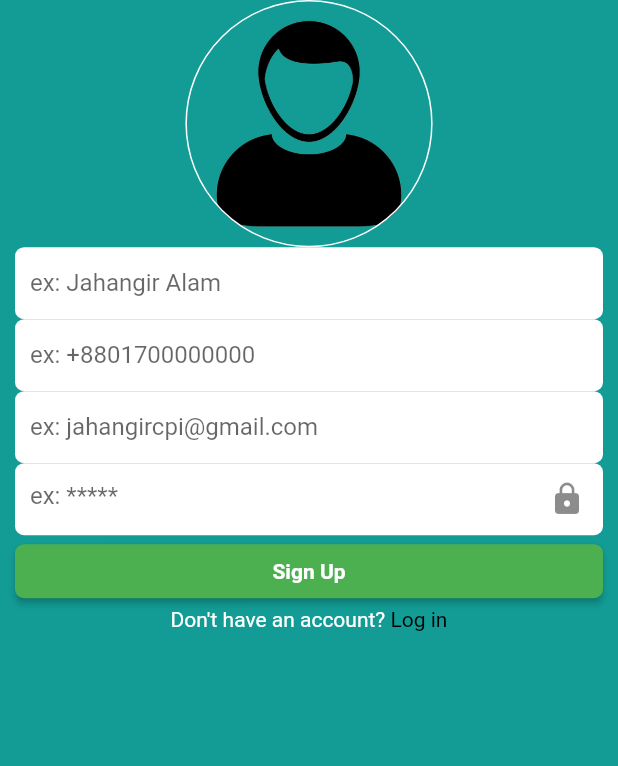
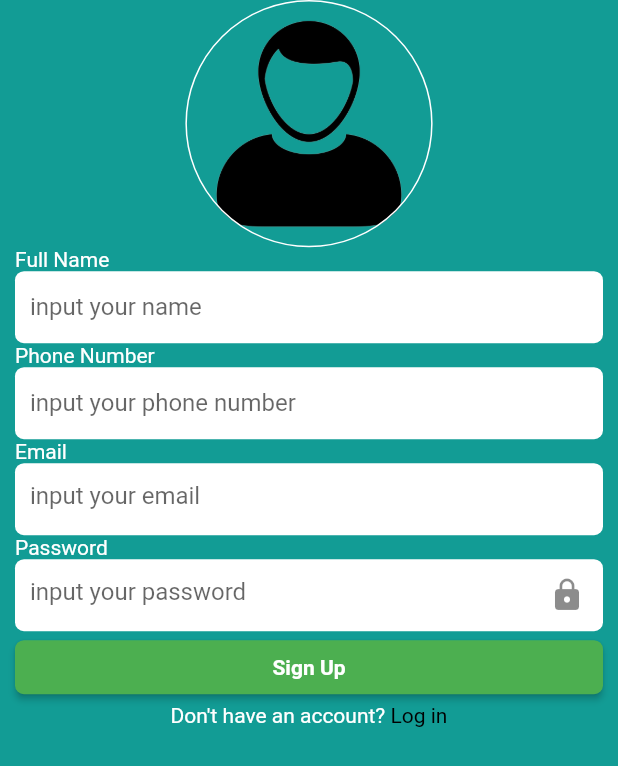
Before and after one commit to jahangircpi/ECommerceTech, a Flutter app: the screen it shows after launch, after a tap on "Sign Up", on a phone screen of 412 x 824 dp. Shown: the top 766 px of the screen. Run offline on Flutter 3.47's test engine with Material 2 defaults, Android fonts, the phone set to English and light mode, and no system bars; our stand-ins replace another_flushbar, cloud_firestore, dio, firebase_auth, firebase_core, firebase_storage and 3 more; missing offline and left inert: ud_design; accounts and stored records are empty.

Commit message:
emial validation added

```diff
--- /dev/null
+++ b/lib/utilities/services/email_verified.dart
@@ -0,0 +1,5 @@
+isValidEmail(String emailText) {
+  return RegExp(
+          r"^[a-zA-Z0-9.a-zA-Z0-9.!#$%&'*+-/=?^_`{|}~]+@[a-zA-Z0-9]+\.[a-zA-Z]+")
+      .hasMatch(emailText);
+}
--- a/lib/utilities/widgets/textfield.dart
+++ b/lib/utilities/widgets/textfield.dart
@@ -2,6 +2,8 @@ import 'package:boilerplate/utilities/constants/colors.dart';
 import 'package:boilerplate/utilities/constants/themes.dart';
 import 'package:flutter/material.dart';
 import 'package:ud_design/ud_design.dart';
+
+import '../functions/gap.dart';
 
 class PTextField extends StatelessWidget {
   final double height;
@@ -12,8 +14,9 @@ class PTextField extends StatelessWidget {
   final bool obsecureText;
   final TextEditingController controller;
   final void Function(String)? onChanged;
-  const PTextField(
-      {Key? key,
+  final bool labelHide;
+  const PTextField({
+    Key? key,
     this.label,
     this.suffixIcon,
     required this.hintText,
@@ -21,21 +24,28 @@ class PTextField extends StatelessWidget {
     this.height = PThemes.height,
     this.onChanged,
     this.width = double.infinity,
-      this.obsecureText = false})
-      : super(key: key);
+    this.obsecureText = false,
+    this.labelHide = false,
+  }) : super(key: key);
 
   @override
   Widget build(BuildContext context) {
     return Column(
       crossAxisAlignment: CrossAxisAlignment.start,
       children: [
-        // Text(
-        //   label ?? "",
-        //   style: TextStyle(
-        //     fontSize: UdDesign.fontSize(16),
-        //   ),
-        // ),
-        // gapY(10),
+        labelHide == true
+            ? const SizedBox.shrink()
+            : Column(
+                children: [
+                  Text(
+                    label ?? "",
+                    style: TextStyle(
+                      fontSize: UdDesign.fontSize(16),
+                    ),
+                  ),
+                  gapY(10),
+                ],
+              ),
         Container(
           height: UdDesign.pt(height),
           padding: const EdgeInsets.only(left: PThemes.padding),
--- a/lib/views/auth/sign_in.dart
+++ b/lib/views/auth/sign_in.dart
@@ -8,6 +8,7 @@ import 'package:ud_design/ud_design.dart';
 import '../../controllers/auth/auth_controller.dart';
 import '../../utilities/constants/enums.dart';
 import '../../utilities/functions/gap.dart';
+import '../../utilities/services/email_verified.dart';
 import '../../utilities/services/navigation.dart';
 import '../../utilities/widgets/loader/loader.dart';
 import '../../utilities/widgets/textfield.dart';
@@ -22,6 +23,7 @@ class SignInScreen extends StatefulWidget {
 class _SignInScreenState extends State<SignInScreen> {
   TextEditingController emailTxtCtrl = TextEditingController();
   TextEditingController passWordTxtCtrl = TextEditingController();
+  final ValueNotifier<bool> _isValidEmail = ValueNotifier<bool>(false);
   @override
   void dispose() {
     emailTxtCtrl.dispose();
@@ -43,8 +45,23 @@ class _SignInScreenState extends State<SignInScreen> {
               children: <Widget>[
                 PTextField(
                   controller: emailTxtCtrl,
-                  hintText: 'ex: jahangircpi@gmail.com',
-                  label: "Email Address",
+                  label: "Email",
+                  onChanged: (v) {
+                    _isValidEmail.value = isValidEmail(v);
+                  },
+                  hintText: "input your email",
+                  suffixIcon: ValueListenableBuilder<bool>(
+                    builder: (_, value, child) {
+                      if (value) {
+                        return const Icon(
+                          Icons.check,
+                          color: Colors.green,
+                        );
+                      }
+                      return const SizedBox.shrink();
+                    },
+                    valueListenable: _isValidEmail,
+                  ),
                 ),
                 gapY(10),
                 GetBuilder<CAuth>(
@@ -52,7 +69,7 @@ class _SignInScreenState extends State<SignInScreen> {
                     return PTextField(
                       controller: passWordTxtCtrl,
                       obsecureText: authController.passwordVisible,
-                      hintText: 'ex: *****',
+                      hintText: 'input your password',
                       label: "Password",
                       suffixIcon: InkWell(
                         onTap: () {
@@ -69,7 +86,7 @@ class _SignInScreenState extends State<SignInScreen> {
                     );
                   }),
                 ),
-                gapY(30),
+                gapY(20),
                 signInButton(),
                 gapY(40),
                 signInDontHaveSection()
@@ -97,6 +114,11 @@ class _SignInScreenState extends State<SignInScreen> {
                 pSnacbar(
                     text: "Oops",
                     title: "The Password's field is empty",
+                    snackBarType: SnackBarType.warning);
+              } else if (_isValidEmail.value == false) {
+                pSnacbar(
+                    text: "Oops",
+                    title: "Input a valid email",
                     snackBarType: SnackBarType.warning);
               } else {
                 authController.signIn(
--- a/lib/views/auth/sign_up.dart
+++ b/lib/views/auth/sign_up.dart
@@ -10,6 +10,7 @@ import '../../controllers/auth/auth_controller.dart';
 import '../../utilities/constants/colors.dart';
 import '../../utilities/constants/enums.dart';
 import '../../utilities/functions/gap.dart';
+import '../../utilities/services/email_verified.dart';
 import '../../utilities/services/navigation.dart';
 import '../../utilities/widgets/loader/loader.dart';
 import '../../utilities/widgets/textfield.dart';
@@ -26,6 +27,8 @@ class _SignUpScreenState extends State<SignUpScreen> {
   TextEditingController phoneNumTxtCtrl = TextEditingController();
   TextEditingController emailTxtCtrl = TextEditingController();
   TextEditingController passwordTxtCtrl = TextEditingController();
+  final ValueNotifier<bool> _isValidEmail = ValueNotifier<bool>(false);
+
   @override
   void dispose() {
     fullNameTxtCtrl.dispose();
@@ -53,20 +56,35 @@ class _SignUpScreenState extends State<SignUpScreen> {
                     imageSection(size),
                     PTextField(
                       controller: fullNameTxtCtrl,
-                      hintText: 'ex: Jahangir Alam',
+                      hintText: 'input your name',
                       label: "Full Name",
                     ),
                     gapY(10),
                     PTextField(
                       controller: phoneNumTxtCtrl,
-                      hintText: 'ex: +8801700000000',
+                      hintText: 'input your phone number',
                       label: "Phone Number",
                     ),
                     gapY(10),
                     PTextField(
                       controller: emailTxtCtrl,
-                      hintText: 'ex: jahangircpi@gmail.com',
-                      label: "Email Address",
+                      label: "Email",
+                      onChanged: (v) {
+                        _isValidEmail.value = isValidEmail(v);
+                      },
+                      hintText: "input your email",
+                      suffixIcon: ValueListenableBuilder<bool>(
+                        builder: (_, value, child) {
+                          if (value) {
+                            return const Icon(
+                              Icons.check,
+                              color: Colors.green,
+                            );
+                          }
+                          return const SizedBox.shrink();
+                        },
+                        valueListenable: _isValidEmail,
+                      ),
                     ),
                     gapY(10),
                     GetBuilder<CAuth>(
@@ -75,7 +93,7 @@ class _SignUpScreenState extends State<SignUpScreen> {
                           obsecureText: authController.passwordVisible,
                           controller: passwordTxtCtrl,
                           label: 'Password',
-                          hintText: 'ex: *****',
+                          hintText: 'input your password',
                           suffixIcon: InkWell(
                             onTap: () {
                               if (authController.passwordVisible == true) {
@@ -215,6 +233,11 @@ class _SignUpScreenState extends State<SignUpScreen> {
                     text: "Oops",
                     title: "The email's field is empty",
                     snackBarType: SnackBarType.warning);
+              } else if (_isValidEmail.value == false) {
+                pSnacbar(
+                    text: "Oops",
+                    title: "Input a valid email",
+                    snackBarType: SnackBarType.warning);
               } else if (passwordTxtCtrl.text.isEmpty) {
                 pSnacbar(
                     text: "Oops",
--- a/lib/views/home/all_product_shown_screen.dart
+++ b/lib/views/home/all_product_shown_screen.dart
@@ -48,6 +48,7 @@ class ProductsShownScreen extends StatelessWidget {
                               listName: productLists!,
                             );
                           },
+                          labelHide: true,
                         );
                       }),
                     ),
--- a/lib/views/home/category_products/single_category_screen.dart
+++ b/lib/views/home/category_products/single_category_screen.dart
@@ -92,6 +92,7 @@ class _SingleCategoryProductsScreenState
                                   .singleCategoryProductsLists,
                             );
                           },
+                          labelHide: true,
                         );
                       }),
                     ),
```
Lines whose indentation alone changed are shown as unchanged.
